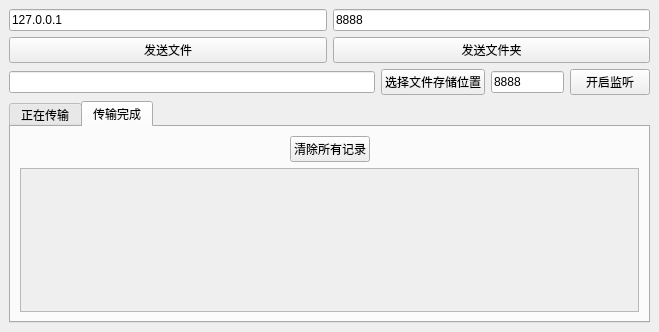
First picture: the form in mainwindow.ui, repository HandsomeGiao/tinyShare-multiThread, before the edit.
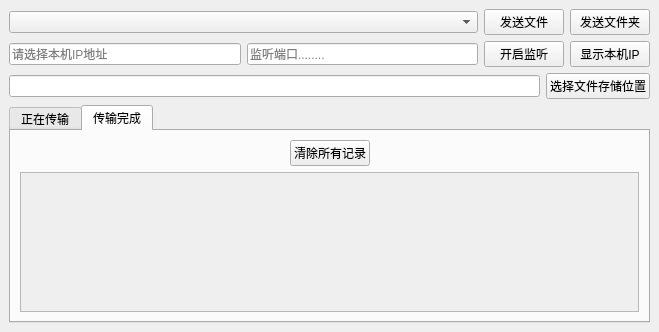
Second picture: the form after the edit. The open tabs and pages were chosen to show the change.

```diff
--- a/mainwindow.ui
+++ b/mainwindow.ui
@@ -18,52 +18,83 @@
     <item>
      <layout class="QVBoxLayout" name="verticalLayout_5">
       <item>
-       <layout class="QHBoxLayout" name="horizontalLayout">
+       <layout class="QHBoxLayout" name="horizontalLayout_6" stretch="1,0">
         <item>
-         <widget class="QLineEdit" name="leIP">
+         <widget class="QComboBox" name="cbGoalIP">
+          <property name="placeholderText">
+           <string>选择目的套接字</string>
+          </property>
+         </widget>
+        </item>
+        <item>
+         <layout class="QHBoxLayout" name="horizontalLayout_3">
+          <item>
+           <widget class="QPushButton" name="pbSend">
+            <property name="text">
+             <string>发送文件</string>
+            </property>
+           </widget>
+          </item>
+          <item>
+           <widget class="QPushButton" name="pbSendDir">
+            <property name="text">
+             <string>发送文件夹</string>
+            </property>
+           </widget>
+          </item>
+         </layout>
+        </item>
+       </layout>
+      </item>
+      <item>
+       <layout class="QHBoxLayout" name="horizontalLayout_2" stretch="0,0,0,0">
+        <item>
+         <widget class="QLineEdit" name="leIPRcv">
+          <property name="placeholderText">
+           <string>请选择本机IP地址</string>
+          </property>
+         </widget>
+        </item>
+        <item>
+         <widget class="QLineEdit" name="leListenPort">
           <property name="inputMask">
            <string/>
           </property>
           <property name="text">
-           <string>127.0.0.1</string>
+           <string/>
           </property>
           <property name="placeholderText">
-           <string>目标IP地址</string>
+           <string>监听端口........</string>
           </property>
          </widget>
         </item>
         <item>
-         <widget class="QLineEdit" name="lePort">
+         <widget class="QPushButton" name="pbListen">
           <property name="text">
-           <string>8888</string>
+           <string>开启监听</string>
           </property>
-          <property name="placeholderText">
-           <string>目标端口</string>
+          <property name="iconSize">
+           <size>
+            <width>10</width>
+            <height>10</height>
+           </size>
           </property>
-         </widget>
-        </item>
-       </layout>
-      </item>
-      <item>
-       <layout class="QHBoxLayout" name="horizontalLayout_3">
-        <item>
-         <widget class="QPushButton" name="pbSend">
-          <property name="text">
-           <string>发送文件</string>
+          <property name="flat">
+           <bool>false</bool>
           </property>
          </widget>
         </item>
         <item>
-         <widget class="QPushButton" name="pbSendDir">
+         <widget class="QPushButton" name="pbShowIP">
           <property name="text">
-           <string>发送文件夹</string>
+           <string>显示本机IP</string>
           </property>
          </widget>
         </item>
        </layout>
       </item>
       <item>
-       <layout class="QHBoxLayout" name="hLDirAndPort" stretch="5,0,1,0">
+       <layout class="QHBoxLayout" name="hLDirAndPort" stretch="5,0">
         <item>
          <widget class="QLineEdit" name="leFileSavedDir">
           <property name="readOnly">
@@ -78,26 +109,6 @@
           </property>
          </widget>
         </item>
-        <item>
-         <widget class="QLineEdit" name="leListenPort">
-          <property name="inputMask">
-           <string/>
-          </property>
-          <property name="text">
-           <string>8888</string>
-          </property>
-          <property name="placeholderText">
-           <string>监听端口........</string>
-          </property>
-         </widget>
-        </item>
-        <item>
-         <widget class="QPushButton" name="pbListen">
-          <property name="text">
-           <string>开启监听</string>
-          </property>
-         </widget>
-        </item>
        </layout>
       </item>
       <item>
@@ -225,7 +236,7 @@
                  <x>0</x>
                  <y>0</y>
                  <width>629</width>
-                 <height>186</height>
+                 <height>180</height>
                 </rect>
                </property>
               </widget>
```
Left out of the diff: 4 changed lines with no effect on the pictures.
